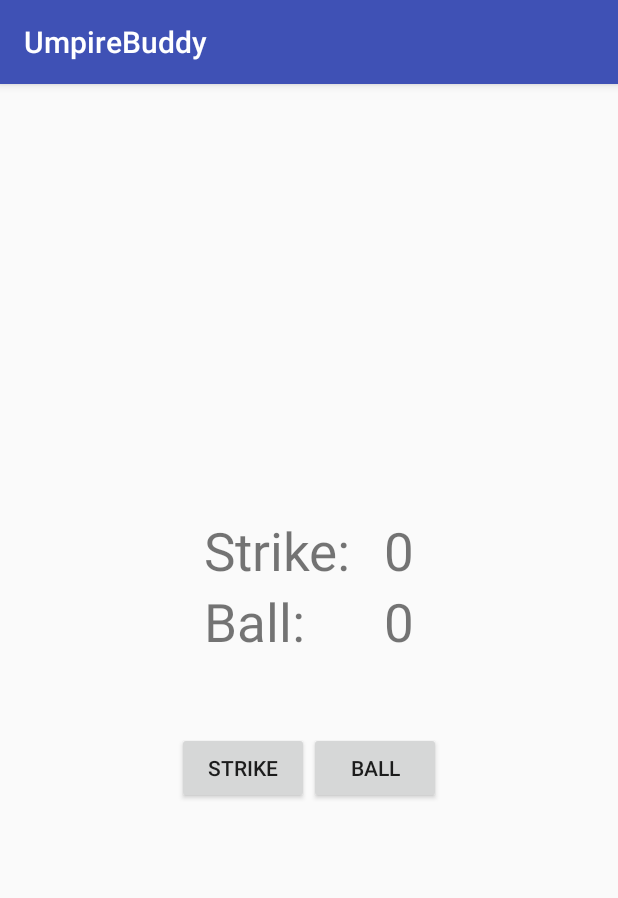
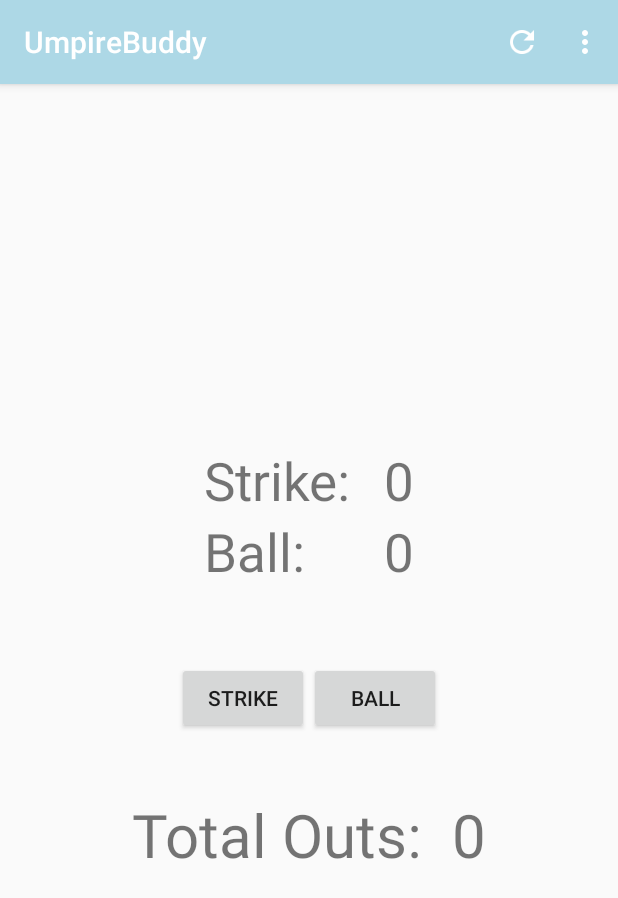
Before and after one commit to zackerydev/CS449, an Android app: the screen it shows after launch (UmpireActivity), on a phone screen of 412 x 824 dp. Shown: the top 898 px of the screen. Run offline under Robolectric (Android 15) with nearby library versions, the phone set to English and light mode, and no system bars.

Commit message:
Added: Persistant Out Counter, About and Refresh Menu
TODO: Contextual menu on hold
Persist count over rotation

```diff
--- a/UmpireBuddy/app/src/main/java/com/zgriesinger/umpirebuddy/UmpireActivity.java
+++ b/UmpireBuddy/app/src/main/java/com/zgriesinger/umpirebuddy/UmpireActivity.java
@@ -1,23 +1,68 @@
 package com.zgriesinger.umpirebuddy;
 
+import android.content.Intent;
+import android.content.SharedPreferences;
 import android.support.v7.app.AppCompatActivity;
 import android.os.Bundle;
+import android.view.MenuInflater;
+import android.view.MenuItem;
 import android.view.View;
 import android.widget.Button;
 import android.widget.TextView;
 import android.widget.Toast;
+import android.view.Menu;
+
+import org.w3c.dom.Text;
 
 public class UmpireActivity extends AppCompatActivity {
     private Button mStrikeButton;
     private Button mBallButton;
+    public static final String MY_PREFS_NAME = "DataFile";
+    @Override
+    public boolean onCreateOptionsMenu(Menu menu) {
+        MenuInflater inflater = getMenuInflater();
+        inflater.inflate(R.menu.options_menu, menu);
+        return super.onCreateOptionsMenu(menu);
+    }
+    public void showAbout() {
+        Intent intent = new Intent(this, AboutActivity.class);
+        startActivity(intent);
+    }
+    @Override
+    public boolean onOptionsItemSelected(final MenuItem item) {
+        if(item.getItemId() == R.id.restart) {
+            resetCount();
+            return true;
+        } else if (item.getItemId() == R.id.about) {
+            showAbout();
+            return true;
+        }
+        return true;
+    }
+
+    public void resetCount() {
+        final TextView strikeCount = (TextView) findViewById(R.id.strike_counter);
+        final TextView ballCount = (TextView) findViewById(R.id.ball_counter);
+
+        ballCount.setText("0");
+        strikeCount.setText("0");
+    }
     @Override
     protected void onCreate(Bundle savedInstanceState) {
+
         //Basic setup to initialize the app, as well as global TextViews to update the text from
         // the anonymous inner classes
         super.onCreate(savedInstanceState);
         setContentView(R.layout.activity_umpire);
         final TextView strikeCount = (TextView) findViewById(R.id.strike_counter);
         final TextView ballCount = (TextView) findViewById(R.id.ball_counter);
+        final TextView outCount = (TextView) findViewById(R.id.out_counter);
+        SharedPreferences countData = getSharedPreferences(MY_PREFS_NAME, MODE_PRIVATE);
+        String outs = countData.getString("outs", "0");
+        outCount.setText(outs);
+
+
+
 
         mBallButton = (Button) findViewById(R.id.ball_btn);
         mBallButton.setOnClickListener(new View.OnClickListener() {
@@ -51,6 +96,13 @@ public class UmpireActivity extends AppCompatActivity {
                     String newCount = Integer.toString(strikeInt);
                     strikeCount.setText(newCount);
                 } else {
+                    int outInt = Integer.parseInt((String) outCount.getText());
+                    outInt++;
+                    String newOuts = Integer.toString(outInt);
+                    SharedPreferences.Editor editor = getSharedPreferences(MY_PREFS_NAME, MODE_PRIVATE).edit();
+                    editor.putString("outs", newOuts);
+                    editor.apply();
+                    outCount.setText(newOuts);
                     Toast.makeText(UmpireActivity.this, R.string.strikeout_toast, Toast.LENGTH_SHORT).show();
                     strikeCount.setText("0");
                     ballCount.setText("0");
@@ -61,4 +113,5 @@ public class UmpireActivity extends AppCompatActivity {
 
 
     }
+
 }
--- a/UmpireBuddy/app/src/main/res/layout/activity_umpire.xml
+++ b/UmpireBuddy/app/src/main/res/layout/activity_umpire.xml
@@ -62,5 +62,23 @@
                 android:layout_height="wrap_content"
                 android:text="@string/ball_btn_str"/>
         </LinearLayout>
+    <LinearLayout
+        android:layout_width="wrap_content"
+        android:layout_height="wrap_content"
+        android:orientation="horizontal"
+        android:paddingTop="40sp">
+        <TextView
+            android:layout_width="match_parent"
+            android:layout_height="wrap_content"
+            android:textSize="40sp"
+            android:text="@string/out_display"
+            />
+        <TextView
+            android:id="@+id/out_counter"
+            android:layout_width="match_parent"
+            android:layout_height="wrap_content"
+            android:textSize="40sp"
+            android:text="0"/>
+    </LinearLayout>
 
     </LinearLayout>
--- /dev/null
+++ b/UmpireBuddy/app/src/main/res/menu/options_menu.xml
@@ -0,0 +1,10 @@
+<?xml version="1.0" encoding="utf-8"?>
+<menu xmlns:android="http://schemas.android.com/apk/res/android"
+    xmlns:compat="http://schemas.android.com/apk/res-auto">
+    <item android:id="@+id/restart"
+        android:icon="@drawable/ic_action_refresh"
+        android:title="@string/restart"
+        compat:showAsAction="always"/>
+    <item android:id="@+id/about"
+        android:title="@string/about" />
+</menu>
--- a/UmpireBuddy/app/src/main/res/values/colors.xml
+++ b/UmpireBuddy/app/src/main/res/values/colors.xml
@@ -1,6 +1,6 @@
 <?xml version="1.0" encoding="utf-8"?>
 <resources>
-    <color name="colorPrimary">#3F51B5</color>
+    <color name="colorPrimary">#ADD8E6</color>
     <color name="colorPrimaryDark">#303F9F</color>
     <color name="colorAccent">#FF4081</color>
 </resources>
--- a/UmpireBuddy/app/src/main/res/values/strings.xml
+++ b/UmpireBuddy/app/src/main/res/values/strings.xml
@@ -6,4 +6,8 @@
     <string name="strike_btn_str">Strike</string>
     <string name="strikeout_toast">You\'re Out!</string>
     <string name="walk_toast">You\'ve been walked!</string>
+    <string name="restart">Restart</string>
+    <string name="about_data">Umpire Buddy was made by: Zackery Griesinger</string>
+    <string name="about">About</string>
+    <string name="out_display">Total Outs: \t</string>
 </resources>
```
Also changed, not shown: UmpireBuddy/app/src/main/AndroidManifest.xml (+6 -1 lines), UmpireBuddy/app/src/main/java/com/zgriesinger/umpirebuddy/AboutActivity.java (added, +16 -0 lines), UmpireBuddy/app/src/main/res/layout/activity_about.xml (added, +13 -0 lines), UmpireBuddy/app/src/main/res/drawable-hdpi/ic_action_refresh.png (added), UmpireBuddy/app/src/main/res/drawable-mdpi/ic_action_refresh.png (added), UmpireBuddy/app/src/main/res/drawable-xhdpi/ic_action_refresh.png (added), UmpireBuddy/app/src/main/res/drawable-xxhdpi/ic_action_refresh.png (added), UmpireBuddy/app/src/main/res/drawable-xxxhdpi/ic_action_refresh.png (added), UmpireBuddy/app/src/main/res/mipmap-hdpi/umpirebuddyicon.png (added).
